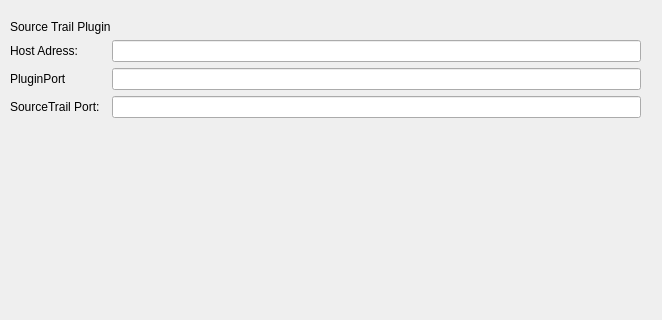
CoatiSoftware/qtc-sourcetrail, file src/sourcetrailpluginsettingspage.ui: the form before one commit; both pictures show x 0 to 662 and y 0 to 320 of the 662 by 463 pixel window.
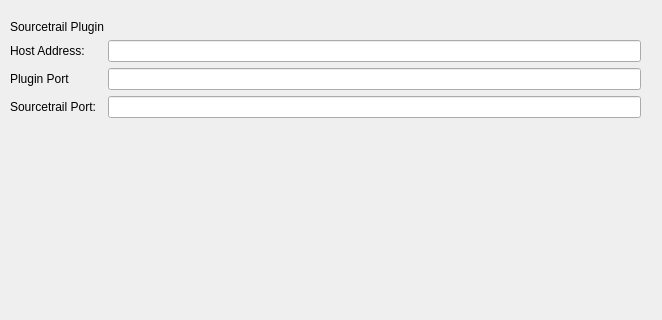
The form after the commit.

What changed in the file:
```diff
--- a/src/sourcetrailpluginsettingspage.ui
+++ b/src/sourcetrailpluginsettingspage.ui
@@ -26,7 +26,7 @@
     <item>
      <widget class="QLabel" name="SourceTrailPluginTitle">
       <property name="text">
-       <string>Source Trail Plugin</string>
+       <string>Sourcetrail Plugin</string>
       </property>
      </widget>
     </item>
@@ -51,14 +51,14 @@
       <item row="0" column="0">
        <widget class="QLabel" name="hostaddresslabel">
         <property name="text">
-         <string>Host Adress:</string>
+         <string>Host Address:</string>
         </property>
        </widget>
       </item>
       <item row="2" column="0">
        <widget class="QLabel" name="sourcetrailportlabel">
         <property name="text">
-         <string>SourceTrail Port:</string>
+         <string>Sourcetrail Port:</string>
         </property>
        </widget>
       </item>
@@ -74,7 +74,7 @@
       <item row="1" column="0" colspan="2">
        <widget class="QLabel" name="pluginPortlabel">
         <property name="text">
-         <string>PluginPort</string>
+         <string>Plugin Port</string>
         </property>
        </widget>
       </item>
```
